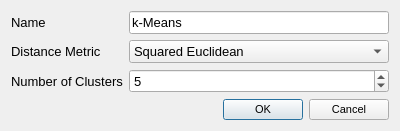
This is Vespucci/GUI/Analysis/kmeansdialog.ui in VespucciProject/Vespucci as Qt 5 draws it before an edit. The edited form follows.
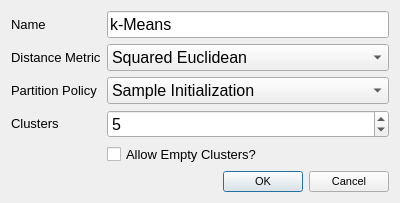
This is the edited form.

Diff of the .ui file:
```diff
--- a/Vespucci/GUI/Analysis/kmeansdialog.ui
+++ b/Vespucci/GUI/Analysis/kmeansdialog.ui
@@ -7,7 +7,7 @@
     <x>0</x>
     <y>0</y>
     <width>400</width>
-    <height>127</height>
+    <height>193</height>
    </rect>
   </property>
   <property name="font">
@@ -28,11 +28,47 @@
    </item>
    <item row="0" column="1">
     <widget class="QLineEdit" name="nameLineEdit">
+     <property name="font">
+      <font>
+       <pointsize>12</pointsize>
+      </font>
+     </property>
      <property name="text">
       <string>k-Means</string>
      </property>
     </widget>
    </item>
+   <item row="2" column="0">
+    <widget class="QLabel" name="partitionLabel">
+     <property name="text">
+      <string>Partition Policy</string>
+     </property>
+    </widget>
+   </item>
+   <item row="2" column="1">
+    <widget class="QComboBox" name="partitionComboBox">
+     <property name="font">
+      <font>
+       <pointsize>12</pointsize>
+      </font>
+     </property>
+     <item>
+      <property name="text">
+       <string>Sample Initialization</string>
+      </property>
+     </item>
+     <item>
+      <property name="text">
+       <string>Random Partition</string>
+      </property>
+     </item>
+     <item>
+      <property name="text">
+       <string>Refined Start</string>
+      </property>
+     </item>
+    </widget>
+   </item>
    <item row="1" column="0">
     <widget class="QLabel" name="metricLabel">
      <property name="text">
@@ -42,6 +78,11 @@
    </item>
    <item row="1" column="1">
     <widget class="QComboBox" name="metricComboBox">
+     <property name="font">
+      <font>
+       <pointsize>12</pointsize>
+      </font>
+     </property>
      <item>
       <property name="text">
        <string>Squared Euclidean</string>
@@ -64,15 +105,13 @@
      </item>
     </widget>
    </item>
-   <item row="2" column="0">
-    <widget class="QLabel" name="clusterLabel">
-     <property name="text">
-      <string>Number of Clusters</string>
-     </property>
-    </widget>
-   </item>
-   <item row="2" column="1">
+   <item row="3" column="1">
     <widget class="QSpinBox" name="clustersSpinBox">
+     <property name="font">
+      <font>
+       <pointsize>12</pointsize>
+      </font>
+     </property>
      <property name="minimum">
       <number>2</number>
      </property>
@@ -84,7 +123,21 @@
      </property>
     </widget>
    </item>
-   <item row="3" column="1">
+   <item row="3" column="0">
+    <widget class="QLabel" name="clusterLabel">
+     <property name="text">
+      <string>Clusters</string>
+     </property>
+    </widget>
+   </item>
+   <item row="4" column="1">
+    <widget class="QCheckBox" name="emptyCheckBox">
+     <property name="text">
+      <string>Allow Empty Clusters?</string>
+     </property>
+    </widget>
+   </item>
+   <item row="5" column="1">
     <widget class="QDialogButtonBox" name="buttonBox">
      <property name="font">
       <font>
```
